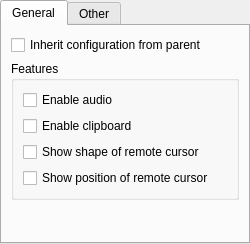
dchapyshev/aspia, file source/console/computer_group_dialog_desktop.ui: the form before one commit.
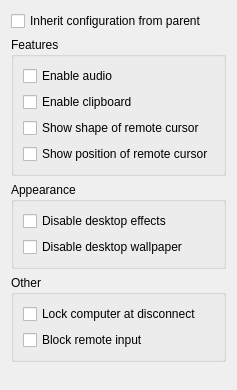
The form after the commit.

Patch:
```diff
--- a/source/console/computer_group_dialog_desktop.ui
+++ b/source/console/computer_group_dialog_desktop.ui
@@ -6,36 +6,14 @@
    <rect>
     <x>0</x>
     <y>0</y>
-    <width>250</width>
-    <height>244</height>
+    <width>233</width>
+    <height>390</height>
    </rect>
   </property>
   <property name="windowTitle">
    <string/>
   </property>
-  <layout class="QVBoxLayout" name="verticalLayout_7">
-   <property name="leftMargin">
-    <number>0</number>
-   </property>
-   <property name="topMargin">
-    <number>0</number>
-   </property>
-   <property name="rightMargin">
-    <number>0</number>
-   </property>
-   <property name="bottomMargin">
-    <number>0</number>
-   </property>
-   <item>
-    <widget class="QTabWidget" name="tabWidget">
-     <property name="currentIndex">
-      <number>0</number>
-     </property>
-     <widget class="QWidget" name="tab_desktop_general">
-      <attribute name="title">
-       <string>General</string>
-      </attribute>
-      <layout class="QVBoxLayout" name="verticalLayout_6">
+  <layout class="QVBoxLayout" name="verticalLayout_3">
        <item>
         <widget class="QCheckBox" name="checkbox_inherit_config">
          <property name="text">
@@ -87,26 +65,6 @@
         </widget>
        </item>
        <item>
-        <spacer name="verticalSpacer_2">
-         <property name="orientation">
-          <enum>Qt::Orientation::Vertical</enum>
-         </property>
-         <property name="sizeHint" stdset="0">
-          <size>
-           <width>20</width>
-           <height>0</height>
-          </size>
-         </property>
-        </spacer>
-       </item>
-      </layout>
-     </widget>
-     <widget class="QWidget" name="tab_desktop_other">
-      <attribute name="title">
-       <string>Other</string>
-      </attribute>
-      <layout class="QVBoxLayout" name="verticalLayout_5">
-       <item>
         <widget class="QGroupBox" name="groupbox_appearance">
          <property name="sizePolicy">
           <sizepolicy hsizetype="Preferred" vsizetype="Fixed">
@@ -165,21 +123,17 @@
         </widget>
        </item>
        <item>
-        <spacer name="verticalSpacer">
+    <spacer name="verticalSpacer_2">
          <property name="orientation">
           <enum>Qt::Orientation::Vertical</enum>
          </property>
          <property name="sizeHint" stdset="0">
           <size>
            <width>20</width>
-           <height>6</height>
+       <height>1</height>
           </size>
          </property>
         </spacer>
-       </item>
-      </layout>
-     </widget>
-    </widget>
    </item>
   </layout>
  </widget>
```
Lines whose indentation alone changed are shown as unchanged.
